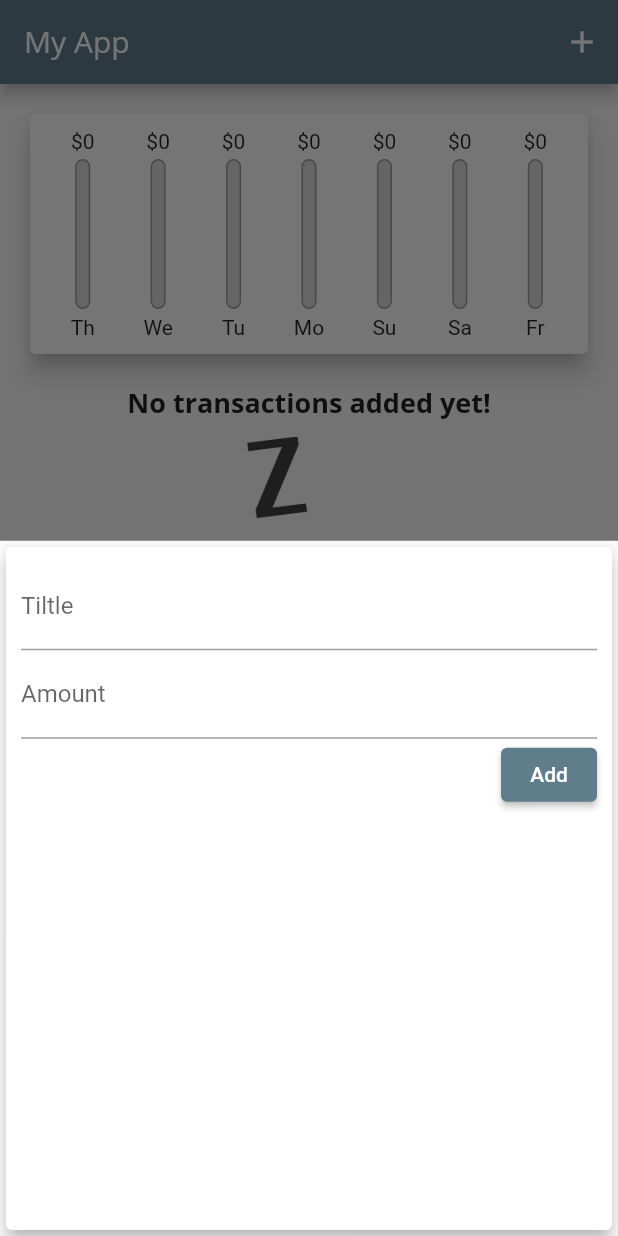
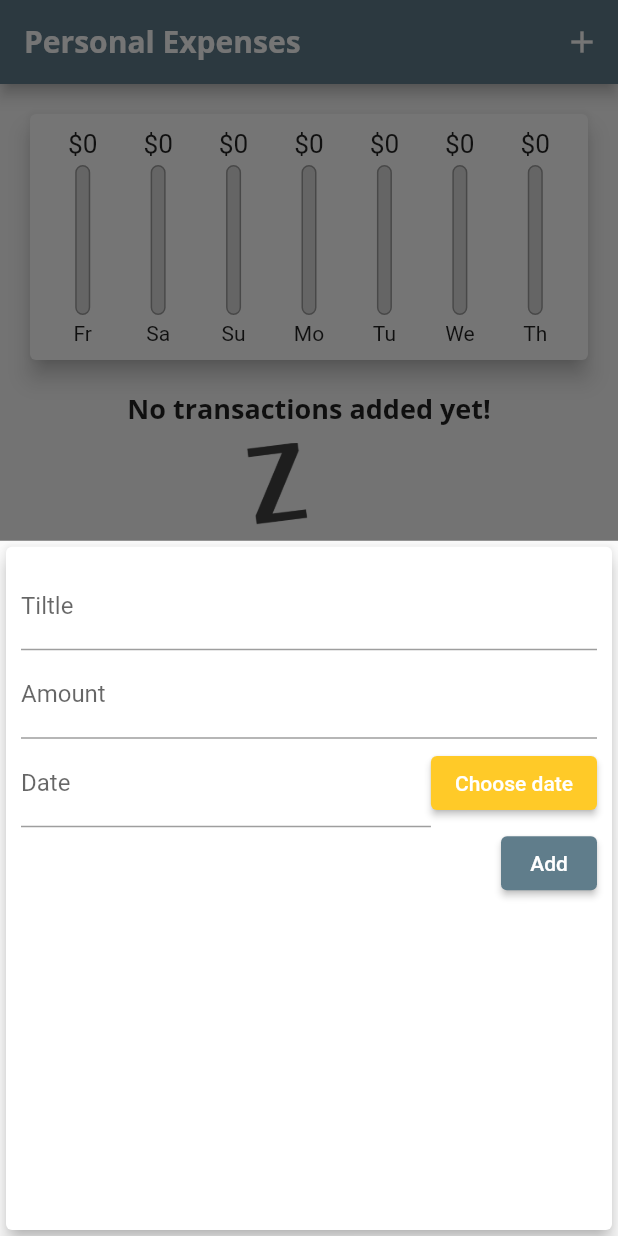
Before and after one commit to thq4n/personal_expenses_application, a Flutter app: the screen it shows after launch, after a tap on the "add" icon, on a phone screen of 412 x 824 dp. Run offline on Flutter 3.47's test engine with Material 2 defaults, Android fonts, the phone set to English and light mode, and no system bars.

Commit message:
fix bugs

```diff
--- a/lib/main.dart
+++ b/lib/main.dart
@@ -22,6 +22,7 @@ class MyApp extends StatelessWidget {
           textTheme: ThemeData.light().textTheme.copyWith(
                 headline6: TextStyle(
                   fontFamily: "OpenSans",
+                  fontWeight: FontWeight.bold,
                   fontSize: 20,
                 ),
               ),
@@ -35,12 +36,14 @@ class MyApp extends StatelessWidget {
             ),
         primarySwatch: Colors.blueGrey,
       ),
-      home: MyHomePage(),
+      home: MyHomePage("Personal Expenses"),
     );
   }
 }
 
 class MyHomePage extends StatefulWidget {
+  final String appTitle;
+  MyHomePage(this.appTitle);
   // String? titleInput;
   // String? amountInput;
 
@@ -89,7 +92,7 @@ class _MyHomePageState extends State<MyHomePage> {
   Widget build(BuildContext context) {
     return Scaffold(
       appBar: AppBar(
-        title: Text("My App"),
+        title: Text(widget.appTitle),
         actions: <Widget>[
           IconButton(
             onPressed: () => _startAddNewTransation(context),
--- a/lib/widgets/chart.dart
+++ b/lib/widgets/chart.dart
@@ -24,7 +24,7 @@ class Chart extends StatelessWidget {
         "day": DateFormat.E().format(weekDay).substring(0, 2),
         "amount": totalSum,
       };
-    });
+    }).reversed.toList();
   }
 
   double get totalSpending {
@@ -41,7 +41,7 @@ class Chart extends StatelessWidget {
       child: Padding(
         padding: EdgeInsets.all(10),
         child: Row(
-          mainAxisAlignment: MainAxisAlignment.spaceAround,
+          // mainAxisAlignment: MainAxisAlignment.spaceAround,
           children: groupedTransactionsValues.map((data) {
             return Flexible(
               fit: FlexFit.tight,
@@ -53,6 +53,13 @@ class Chart extends StatelessWidget {
                     : (data["amount"] as double) / totalSpending,
               ),
             );
+            // return ChartBar(
+            //   data["day"].toString(),
+            //   data["amount"] as double,
+            //   totalSpending == 0
+            //       ? 0.0
+            //       : (data["amount"] as double) / totalSpending,
+            // );
           }).toList(),
         ),
       ),
--- a/lib/widgets/chart_bar.dart
+++ b/lib/widgets/chart_bar.dart
@@ -11,8 +11,11 @@ class ChartBar extends StatelessWidget {
   Widget build(BuildContext context) {
     return Column(
       children: <Widget>[
-        FittedBox(
-          child: Text("\$${spendingAmount.toStringAsFixed(0)}"),
+        Container(
+          height: 20,
+          child: FittedBox(
+            child: Text("\$${spendingAmount.toStringAsFixed(0)}"),
+          ),
         ),
         SizedBox(
           height: 4,
--- a/lib/widgets/new_transaction.dart
+++ b/lib/widgets/new_transaction.dart
@@ -65,6 +65,27 @@ class _NewTransactionState extends State<NewTransaction> {
                 labelText: "Amount",
               ),
             ),
+            Row(
+              children: <Widget>[
+                Flexible(
+                  child: TextField(
+                    // onChanged: (value) => amountInput = value,
+                    readOnly: true,
+                    decoration: InputDecoration(
+                      labelText: "Date",
+                    ),
+                  ),
+                ),
+                ElevatedButton(
+                  onPressed: () => null,
+                  child: Text("Choose date"),
+                  style: ButtonStyle(
+                    backgroundColor:
+                        MaterialStateProperty.all(Colors.amber.shade400),
+                  ),
+                )
+              ],
+            ),
             ElevatedButton(
               onPressed: submitData,
               child: Text("Add"),
```
Also changed, not shown: lib/widgets/transaction_list.dart (+58 -36 lines).
